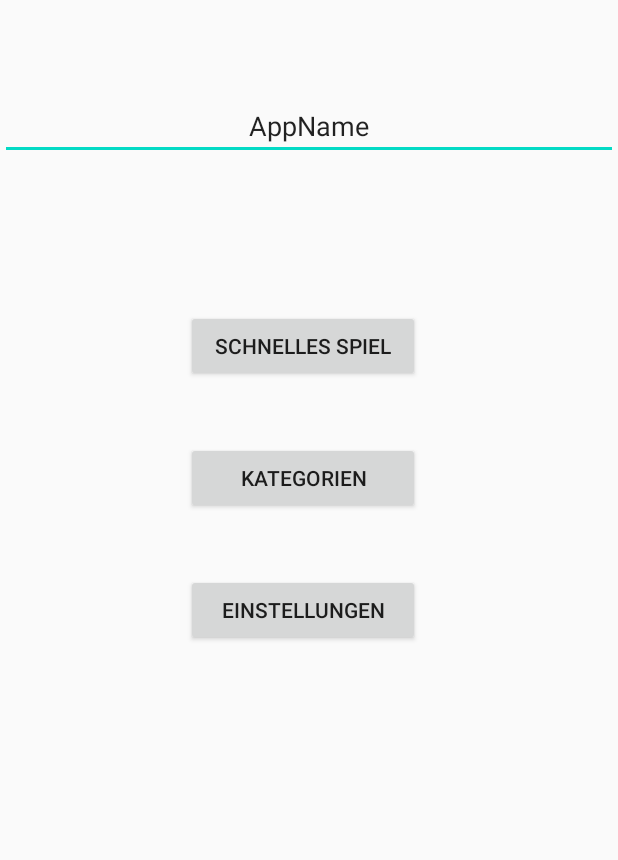
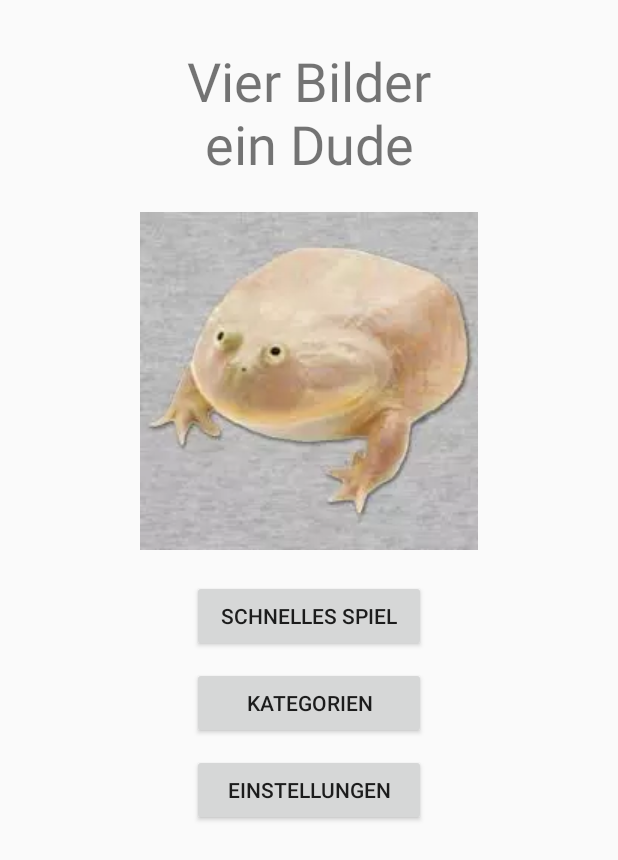
Before and after one commit to JanCereal/AppEntwicklungTIF18A, an Android app: the layout fragment_home.xml on its own in the app's theme, with its tools: preview values and no code run, on a phone screen of 412 x 824 dp. Shown: the top 860 px of the screen. Run offline under Robolectric (Android 15) with nearby library versions, the phone set to English and light mode, and no system bars.

Commit message:
Fragmant additions
homeFragment, settingsFragment

```diff
--- a/app/src/main/res/layout/fragment_home.xml
+++ b/app/src/main/res/layout/fragment_home.xml
@@ -7,40 +7,23 @@
     android:orientation="vertical">
 
 
-    <EditText
-        android:id="@+id/editAppName"
-        android:layout_width="match_parent"
-        android:layout_height="wrap_content"
-        android:layout_marginTop="61dp"
-        android:autoText="false"
-        android:ems="10"
-        android:gravity="center"
-        android:inputType="textPersonName"
-        android:text="AppName"
-        app:layout_constraintEnd_toEndOf="parent"
-        app:layout_constraintHorizontal_bias="0.5"
-        app:layout_constraintStart_toStartOf="parent"
-        app:layout_constraintTop_toTopOf="parent" />
-
     <Button
         android:id="@+id/btnQuickplay"
         android:layout_width="156dp"
         android:layout_height="wrap_content"
-        android:layout_marginStart="124dp"
-        android:layout_marginLeft="124dp"
-        android:layout_marginTop="100dp"
+        android:layout_marginTop="20dp"
         android:text="Schnelles Spiel"
+        app:layout_constraintEnd_toEndOf="parent"
         app:layout_constraintStart_toStartOf="parent"
-        app:layout_constraintTop_toBottomOf="@+id/editAppName" />
+        app:layout_constraintTop_toBottomOf="@+id/imageView" />
 
     <Button
         android:id="@+id/btnCategory"
         android:layout_width="156dp"
         android:layout_height="wrap_content"
-        android:layout_marginStart="124dp"
-        android:layout_marginLeft="124dp"
-        android:layout_marginTop="40dp"
+        android:layout_marginTop="10dp"
         android:text="Kategorien"
+        app:layout_constraintEnd_toEndOf="parent"
         app:layout_constraintStart_toStartOf="parent"
         app:layout_constraintTop_toBottomOf="@+id/btnQuickplay" />
 
@@ -48,11 +31,32 @@
         android:id="@+id/btnSettings"
         android:layout_width="156dp"
         android:layout_height="wrap_content"
-        android:layout_marginStart="124dp"
-        android:layout_marginLeft="124dp"
-        android:layout_marginTop="40dp"
+        android:layout_marginTop="10dp"
         android:text="Einstellungen"
+        app:layout_constraintEnd_toEndOf="parent"
         app:layout_constraintStart_toStartOf="parent"
         app:layout_constraintTop_toBottomOf="@+id/btnCategory" />
 
+    <TextView
+        android:id="@+id/textView"
+        android:layout_width="193dp"
+        android:layout_height="93dp"
+        android:layout_marginTop="28dp"
+        android:gravity="center"
+        android:text="Vier Bilder ein Dude"
+        android:textSize="36sp"
+        app:layout_constraintEnd_toEndOf="parent"
+        app:layout_constraintStart_toStartOf="parent"
+        app:layout_constraintTop_toTopOf="parent" />
+
+    <ImageView
+        android:id="@+id/imageView"
+        android:layout_width="wrap_content"
+        android:layout_height="wrap_content"
+        android:layout_marginTop="20dp"
+        app:layout_constraintEnd_toEndOf="parent"
+        app:layout_constraintStart_toStartOf="parent"
+        app:layout_constraintTop_toBottomOf="@+id/textView"
+        app:srcCompat="@drawable/test" />
+
 </androidx.constraintlayout.widget.ConstraintLayout>
```
Also changed, not shown: app/src/main/res/layout/fragment_settings.xml (+24 -0 lines).
